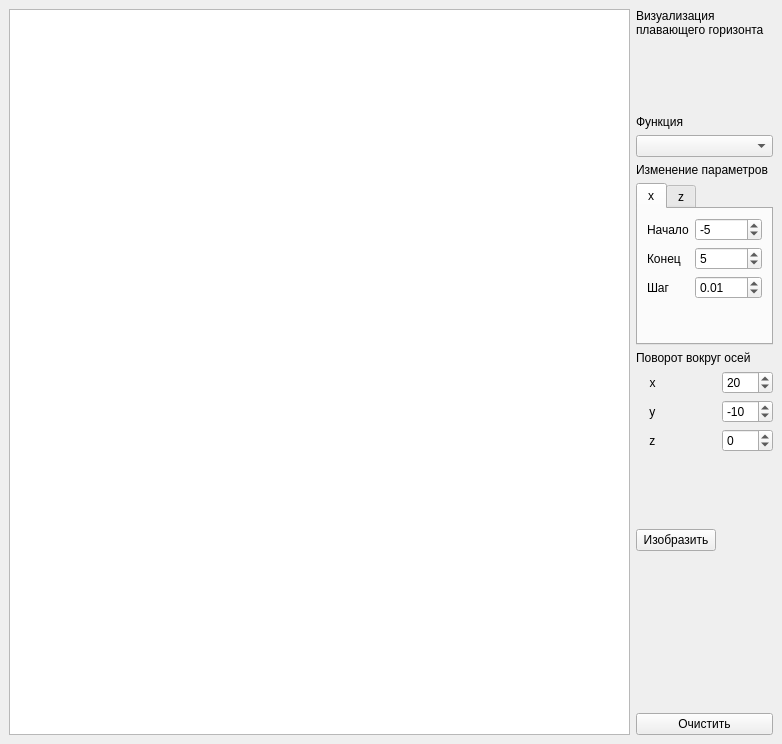
Qt form lab_10/lab_10.ui (DeadlyHunter38/bmstu_sem_4_computer_graphics) before a commit.
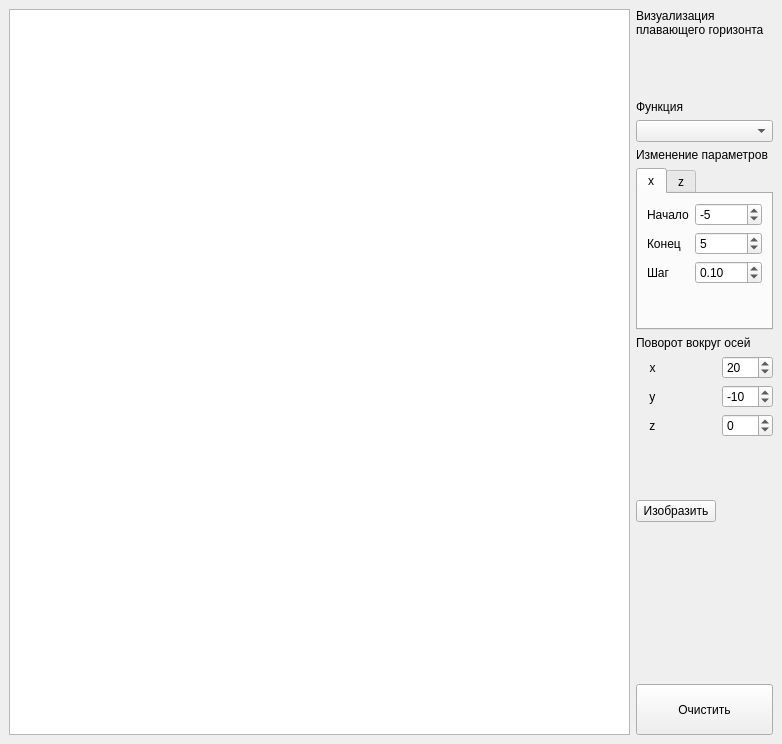
The same form after that commit. The open tabs and pages were chosen to show the change.

Diff of the .ui file:
```diff
--- a/lab_10/lab_10.ui
+++ b/lab_10/lab_10.ui
@@ -10,6 +10,12 @@
     <height>744</height>
    </rect>
   </property>
+  <property name="sizePolicy">
+   <sizepolicy hsizetype="MinimumExpanding" vsizetype="MinimumExpanding">
+    <horstretch>0</horstretch>
+    <verstretch>0</verstretch>
+   </sizepolicy>
+  </property>
   <property name="windowTitle">
    <string>Лабораторная работа 10</string>
   </property>
@@ -155,9 +161,21 @@
           </item>
           <item row="2" column="1">
            <widget class="QDoubleSpinBox" name="spinbox_step_x">
-            <property name="value">
+            <property name="decimals">
+             <number>2</number>
+            </property>
+            <property name="minimum">
+             <double>0.000000000000000</double>
+            </property>
+            <property name="maximum">
+             <double>1.000000000000000</double>
+            </property>
+            <property name="singleStep">
              <double>0.010000000000000</double>
             </property>
+            <property name="value">
+             <double>0.100000000000000</double>
+            </property>
            </widget>
           </item>
          </layout>
@@ -329,6 +347,12 @@
       </item>
       <item row="13" column="0" colspan="2">
        <widget class="QPushButton" name="but_clean_all">
+        <property name="sizePolicy">
+         <sizepolicy hsizetype="Minimum" vsizetype="MinimumExpanding">
+          <horstretch>0</horstretch>
+          <verstretch>0</verstretch>
+         </sizepolicy>
+        </property>
         <property name="text">
          <string>Очистить</string>
         </property>
```
Left out of the diff: 14 changed lines with no effect on the pictures.
